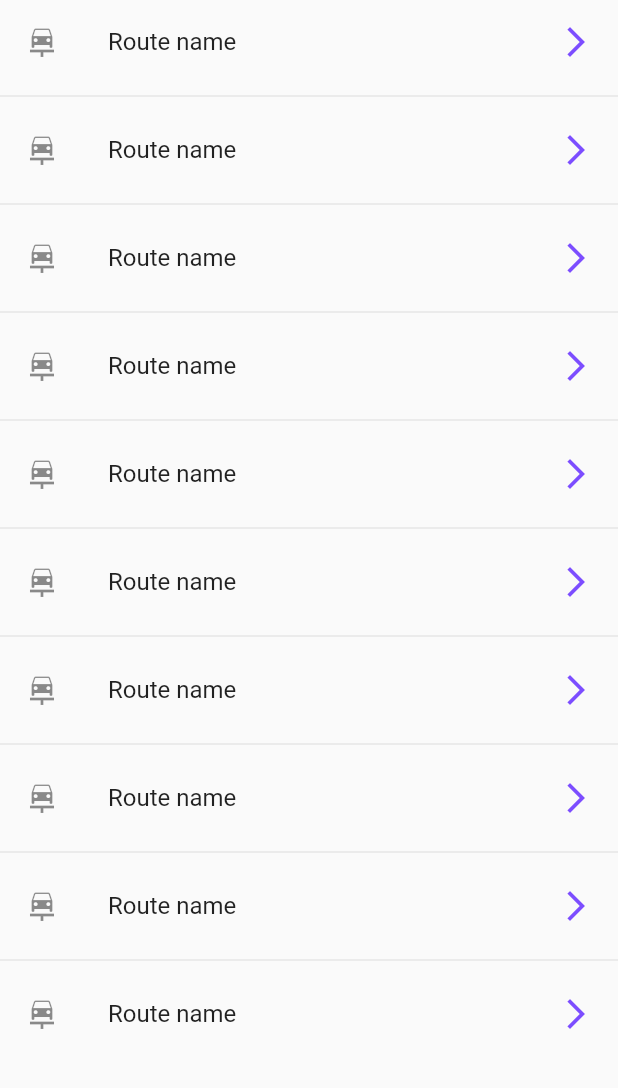
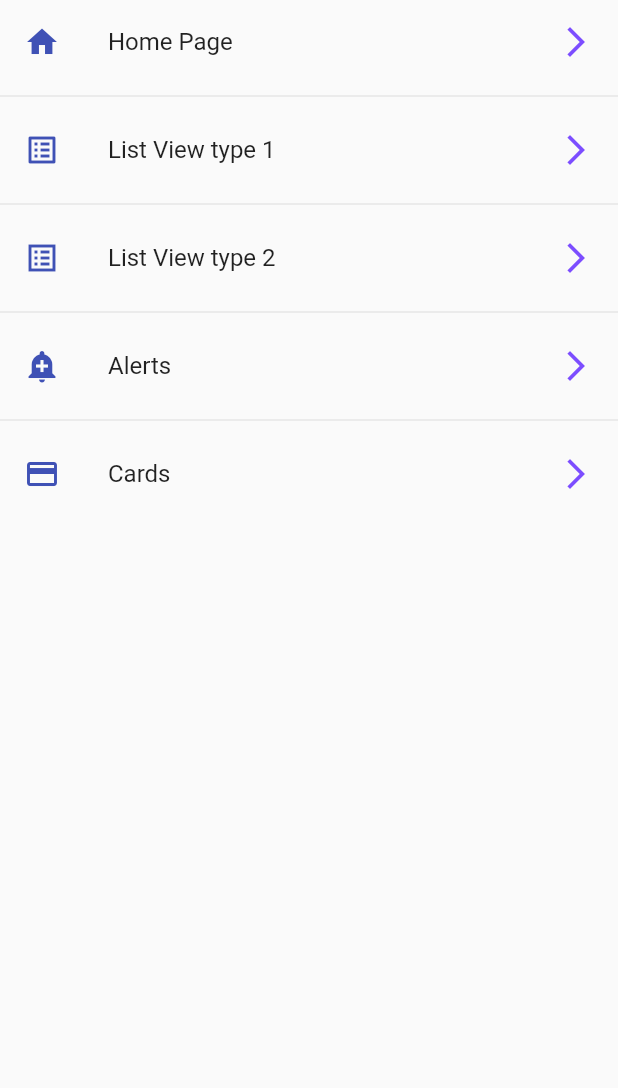
Before and after one commit to johnhaverh/componentsFlutter, a Flutter app: the screen it shows after launch, on a phone screen of 412 x 824 dp, the part 84-1172 px from its top. Run offline on Flutter 3.47's test engine with Material 2 defaults, Android fonts, the phone set to English and light mode, and no system bars.

Commit message:
componentsflutter: approutes.dart, homePage.dart & main.dart: update

```diff
--- a/lib/main.dart
+++ b/lib/main.dart
@@ -14,7 +14,7 @@ class MyApp extends StatelessWidget {
       //home: Listview2Page(),
 
       initialRoute: AppRoutes.initialRoute,
-      routes:AppRoutes().routes,
+      routes:AppRoutes.getAppRoutes(),
       onGenerateRoute: AppRoutes.onGenerateRoute,
     );
   }
--- a/lib/pages/home_page.dart
+++ b/lib/pages/home_page.dart
@@ -1,4 +1,5 @@
 import 'package:flutter/material.dart';
+import 'package:componentsflutter/router/app_routes.dart';
 
 class HomePage extends StatelessWidget {
 
@@ -15,11 +16,10 @@ class HomePage extends StatelessWidget {
         backgroundColor: Colors.deepPurpleAccent,
       ),
       body: ListView.separated(
-        itemCount: 10, //superCars.length,
-        //itemBuilder: (context, index) => Text(superCars[index]),
-        itemBuilder: (context, index) => ListTile(
-            leading: Icon(Icons.car_repair),
-            title: Text('Route name'),
+        itemCount: AppRoutes.menuOptions.length,  //10, //superCars.length,
+        itemBuilder: (context, index) => ListTile(  //itemBuilder: (context, index) => Text(superCars[index]),
+            leading: Icon(AppRoutes.menuOptions[index].iconRoute, color: Colors.indigo),//Icon(Icons.car_repair),
+            title: Text(AppRoutes.menuOptions[index].name),//Text('Route name'),
             trailing: Icon(Icons.arrow_forward_ios_outlined, color: Colors.deepPurpleAccent,),
             onTap: () {
 
@@ -28,7 +28,7 @@ class HomePage extends StatelessWidget {
               // Navigator.push(context, route);
               //Navigator.pushReplacement(context, newRoute) //destruye las rutas previas-- util en login
 
-              Navigator.pushNamed(context, 'card2');
+              Navigator.pushNamed(context, AppRoutes.menuOptions[index].route);
             } ,
           ),
         separatorBuilder: (_, __) => const Divider(),
--- a/lib/router/app_routes.dart
+++ b/lib/router/app_routes.dart
@@ -14,13 +14,24 @@ class AppRoutes {
     MenuOptions(route: 'card',      name: 'Cards',            screen: const CardPage(),      iconRoute: Icons.credit_card),
   ];
 
-  Map<String, Widget Function(BuildContext)> routes = {
-    'home'     :(BuildContext context) => const HomePage(),
-    'listview1':(BuildContext context) => const Listview1Page(),
-    'listview2':(BuildContext context) => const Listview2Page(),
-    'alert'    :(BuildContext context) => const AlertPage(),
-    'card'     :(BuildContext context) => const CardPage(),
-  };
+  static Map<String, Widget Function(BuildContext)> getAppRoutes() {
+
+    Map<String, Widget Function(BuildContext)> appRoutes = {};
+
+    for (final option in menuOptions) {
+      appRoutes.addAll({option.route: (context) => option.screen});
+    }
+
+    return appRoutes;
+  }
+
+  // Map<String, Widget Function(BuildContext)> routes = {
+  //   'home'     :(BuildContext context) => const HomePage(),
+  //   'listview1':(BuildContext context) => const Listview1Page(),
+  //   'listview2':(BuildContext context) => const Listview2Page(),
+  //   'alert'    :(BuildContext context) => const AlertPage(),
+  //   'card'     :(BuildContext context) => const CardPage(),
+  // };
 
   static Route<dynamic> onGenerateRoute(RouteSettings settings) {
     return  MaterialPageRoute(builder: (context) => const AlertPage());
```
